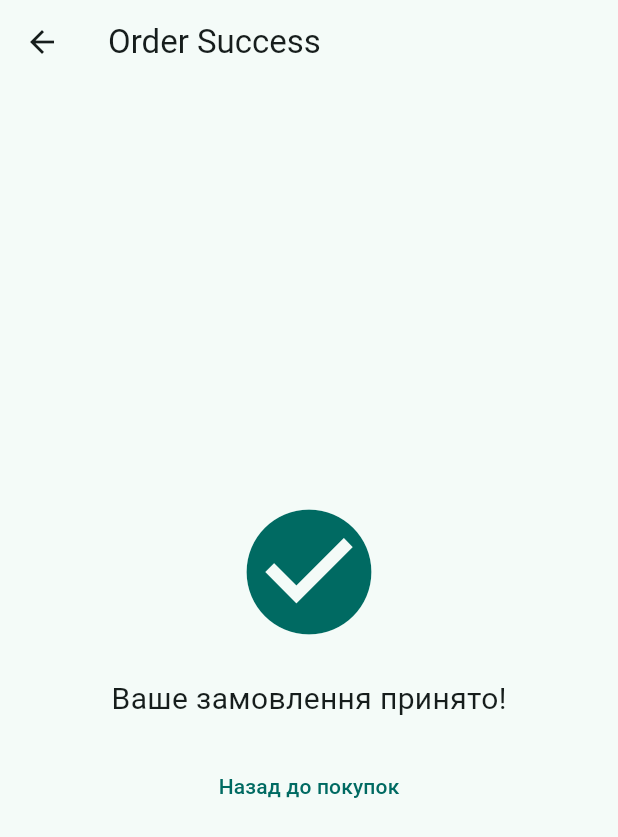
After one commit to lukovskiy541/ecommerce-shopping-app, a Flutter app: the OrderSuccessScreen screen opened directly, on a phone screen of 412 x 824 dp. The commit adds this screen. Shown: the top 837 px of the screen. Run offline on Flutter 3.47's test engine with Material 3 defaults, Android fonts, the phone set to English and light mode, and no system bars; our stand-ins replace bloc, cloud_firestore, equatable, faker, firebase_auth, firebase_core and 3 more; missing offline and left inert: string_to_color; accounts and stored records are empty; network calls fail.

Commit message:
order creation

```diff
--- a/lib/blocs/bloc/deliverysearch_state.dart
+++ b/lib/blocs/bloc/deliverysearch_state.dart
@@ -9,7 +9,7 @@ class DeliverySearchState extends Equatable {
   DeliverySearchState({required this.deliverySearchList, required this.searchTerm});
 
   @override
-  List<Object> get props => [];
+  List<Object> get props => [deliverySearchList, searchTerm];
 
   factory DeliverySearchState.initial() {
   return DeliverySearchState(
--- a/lib/blocs/cart/cart_bloc.dart
+++ b/lib/blocs/cart/cart_bloc.dart
@@ -31,6 +31,7 @@ class CartBloc extends Bloc<CartEvent, CartState> {
     on<CartRemoveSellerItemsEvent>(_onRemoveSellerItemsEvent);
     on<CartUpdateItemQuantityEvent>(_onUpdateQuanity);
     on<CartClearEvent>((event, emit) {
+      cartRepository.clearCart(currentCart: state);
       emit(CartState.initial());
     });
   }
--- a/lib/blocs/profile/profile_cubit.dart
+++ b/lib/blocs/profile/profile_cubit.dart
@@ -1,8 +1,10 @@
 import 'dart:async';
 
 import 'package:bloc/bloc.dart';
+import 'package:ecommerce_app/models/order_model.dart';
 import 'package:ecommerce_app/models/product_model.dart';
 import 'package:ecommerce_app/repositories/auth_repository.dart';
+import 'package:ecommerce_app/repositories/order_repository.dart';
 import 'package:equatable/equatable.dart';
 import 'package:firebase_auth/firebase_auth.dart' as fbAuth;
 
@@ -16,14 +18,15 @@ class ProfileCubit extends Cubit<ProfileState> {
   final ProfileRepository profileRepository;
   late final StreamSubscription authSubscription;
   final AuthRepository authRepository;
+  final OrderRepository orderRepository;
   ProfileCubit({
     required this.profileRepository,
     required this.authRepository,
+    required this.orderRepository,
   }) : super(ProfileState.initial()) {
-
     authSubscription = authRepository.user.listen((fbAuth.User? user) {
       if (user == null) {
-        emit(state.copyWith( user: null, profileStatus: ProfileStatus.initial));
+        emit(state.copyWith(user: null, profileStatus: ProfileStatus.initial));
       } else {
         getProfile(uid: user.uid);
       }
@@ -31,10 +34,10 @@ class ProfileCubit extends Cubit<ProfileState> {
   }
 
   @override
-Future<void> close() {
-  authSubscription.cancel();
-  return super.close();
-}
+  Future<void> close() {
+    authSubscription.cancel();
+    return super.close();
+  }
 
   Future<void> getProfile({required String uid}) async {
     emit(state.copyWith(profileStatus: ProfileStatus.loading));
@@ -90,4 +93,25 @@ Future<void> close() {
       ));
     }
   }
+
+  Future<bool> addOrder({required Order order}) async {
+    emit(state.copyWith(profileStatus: ProfileStatus.loading));
+
+    try {
+      await orderRepository.createOrder(
+        order: order,
+      );
+
+      emit(state.copyWith(
+        profileStatus: ProfileStatus.loaded,
+      ));
+      return true;
+    } on CustomError catch (e) {
+      emit(state.copyWith(
+        profileStatus: ProfileStatus.error,
+        error: e,
+      ));
+      return false;
+    }
+  }
 }
--- /dev/null
+++ b/lib/repositories/order_repository.dart
@@ -0,0 +1,68 @@
+import 'package:cloud_firestore/cloud_firestore.dart';
+import 'package:ecommerce_app/models/order_model.dart' as Order;
+
+class OrderRepository {
+  final FirebaseFirestore firebaseFirestore;
+
+  OrderRepository({required this.firebaseFirestore});
+
+  Future<Order.Order> createOrder({
+    required Order.Order order,
+  }) async {
+    try {
+      final orderRef = firebaseFirestore.collection('orders').doc();
+      final orderData = {
+        'userId': order.userId,
+        'status': order.status.toString().split('.').last,
+        'items': order.items.map((item) => item.toMap()).toList(),
+        'deliveryAdress': order.deliveryAdress,
+        'createdAt': FieldValue.serverTimestamp(),
+        'confirmedAt': order.confirmedAt,
+        'processedAt': order.processedAt,
+        'shippedAt': order.shippedAt,
+        'deliveredAt': order.deliveredAt,
+        'cancelledAt': order.cancelledAt,
+        'subtotal': order.subtotal,
+        'deliveryCost': order.deliveryCost,
+        'discount': order.discount,
+        'bonusesUsed': order.bonusesUsed,
+        'bonusesEarned': order.bonusesEarned,
+        'total': order.total,
+        'promoCode': order.promoCode,
+        'customerNote': order.customerNote,
+        'adminNote': order.adminNote,
+        'isGift': order.isGift,
+        'giftMessage': order.giftMessage,
+      };
+
+      await orderRef.set(orderData);
+
+      return Order.Order(
+        id: orderRef.id,
+        userId: order.userId,
+        status: order.status,
+        items: order.items,
+        deliveryAdress: order.deliveryAdress,
+        createdAt: DateTime.now(),
+        confirmedAt: order.confirmedAt,
+        processedAt: order.processedAt,
+        shippedAt: order.shippedAt,
+        deliveredAt: order.deliveredAt,
+        cancelledAt: order.cancelledAt,
+        subtotal: order.subtotal,
+        deliveryCost: order.deliveryCost,
+        discount: order.discount,
+        bonusesUsed: order.bonusesUsed,
+        bonusesEarned: order.bonusesEarned,
+        total: order.total,
+        promoCode: order.promoCode,
+        customerNote: order.customerNote,
+        adminNote: order.adminNote,
+        isGift: order.isGift,
+        giftMessage: order.giftMessage,
+      );
+    } catch (e) {
+      throw Exception('Failed to create order: $e');
+    }
+  }
+}
--- a/lib/repositories/profile_repository.dart
+++ b/lib/repositories/profile_repository.dart
@@ -68,4 +68,6 @@ class ProfileRepository {
       );
     }
   }
+
+
 }
--- /dev/null
+++ b/lib/screens/cart/order_success_screen.dart
@@ -0,0 +1,41 @@
+import 'package:flutter/material.dart';
+
+class OrderSuccessScreen extends StatelessWidget {
+  const OrderSuccessScreen({super.key});
+
+  @override
+  Widget build(BuildContext context) {
+    return Scaffold(
+      appBar: AppBar(
+        title: Text('Order Success'),
+      ),
+      body: Center(
+        child: Column(
+          mainAxisAlignment: MainAxisAlignment.center,
+          children: [
+            Icon(
+              Icons.check_circle,
+              color: Theme.of(context).primaryColor,
+              size: 100,
+            ),
+            const SizedBox(height: 20),
+            Text(
+              'Ваше замовлення принято!',
+              style: TextStyle(fontSize: 20),
+            ),
+            const SizedBox(height: 20),
+            TextButton(
+              onPressed: () {
+                Navigator.of(context).pushNamedAndRemoveUntil(
+                  '/',
+                  (route) => false,
+                );
+              },
+              child: Text('Назад до покупок'),
+            ),
+          ],
+        ),
+      ),
+    );
+  }
+}
```
Also changed, not shown: lib/blocs/bloc/deliverysearch_bloc.dart (+15 -2 lines), lib/blocs/bloc/fetch_departments.dart (+7 -6 lines), lib/main.dart (+7 -0 lines), lib/models/order_model.dart (+6 -50 lines), lib/repositories/cart_repository.dart (+9 -0 lines), lib/screens/cart/delivery_screen.dart (+1 -6 lines), lib/screens/cart/order_placement_screen.dart (+89 -42 lines).
